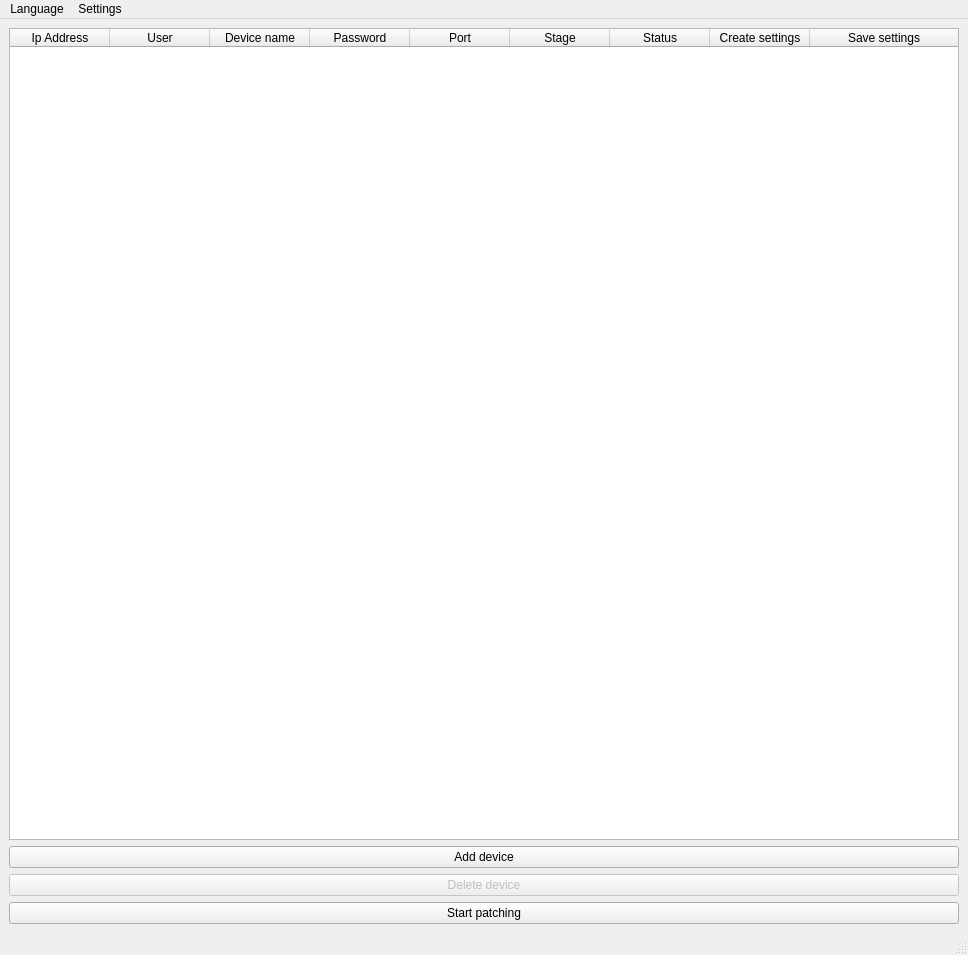
This is srs/mainwindow.ui in recruit2018/Patcher as Qt 5 draws it before an edit. The edited form follows.
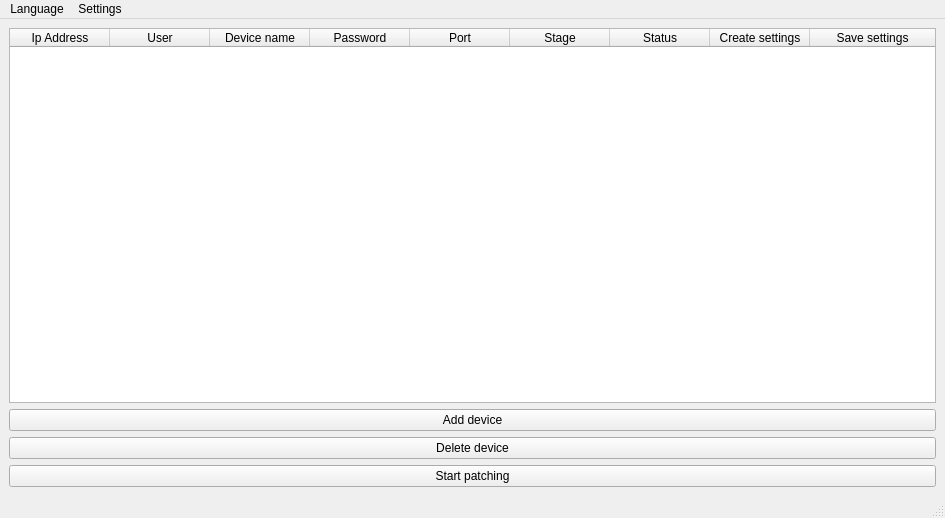
This is the edited form. Custom widgets are drawn as their Qt base class.

Patch:
```diff
--- a/srs/mainwindow.ui
+++ b/srs/mainwindow.ui
@@ -6,8 +6,8 @@
    <rect>
     <x>0</x>
     <y>0</y>
-    <width>968</width>
-    <height>955</height>
+    <width>945</width>
+    <height>518</height>
    </rect>
   </property>
   <property name="sizePolicy">
@@ -140,7 +140,7 @@
     <item>
      <widget class="QPushButton" name="but_del_device">
       <property name="enabled">
-       <bool>false</bool>
+       <bool>true</bool>
       </property>
       <property name="text">
        <string>Delete device</string>
@@ -161,7 +161,7 @@
     <rect>
      <x>0</x>
      <y>0</y>
-     <width>968</width>
+     <width>945</width>
      <height>22</height>
     </rect>
    </property>
```
